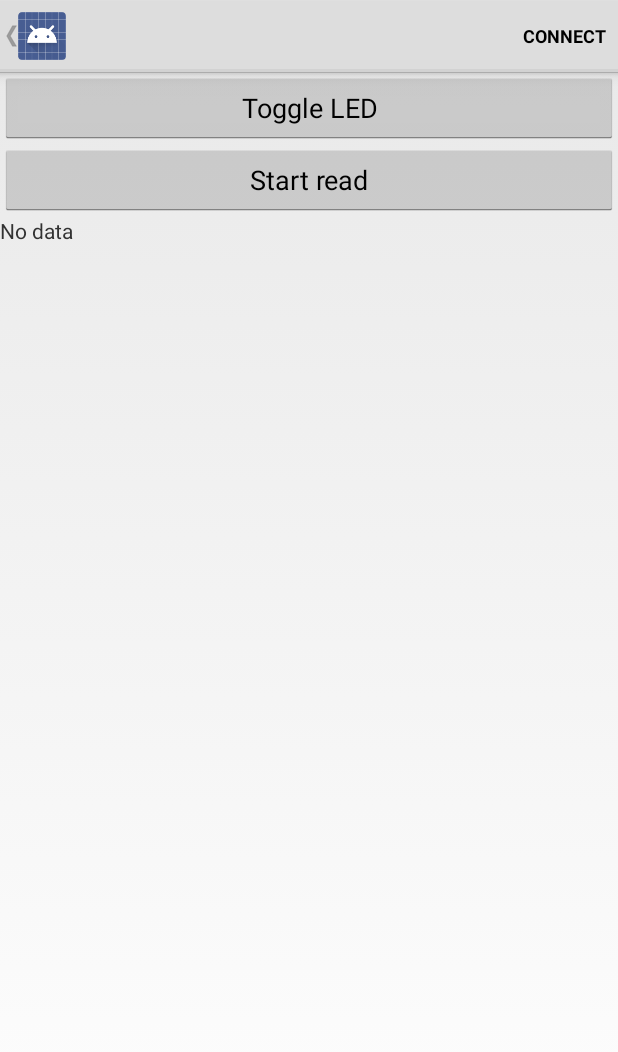
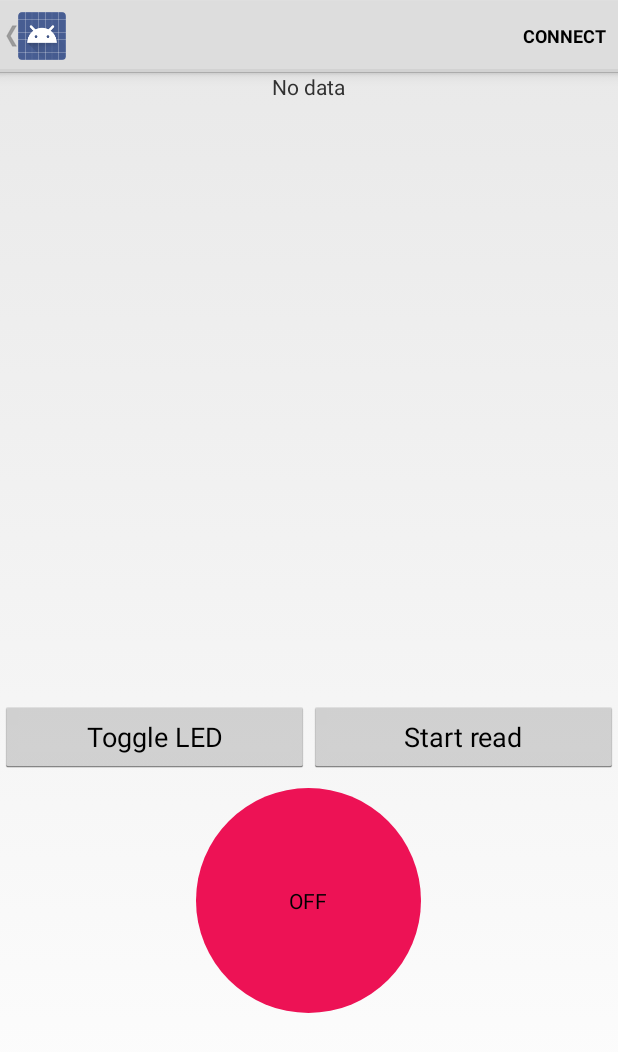
Before and after one commit to AntonioSurer/MineDetector-App, an Android app: the DeviceControlActivity screen opened directly, with no data from a screen before it, on a phone screen of 412 x 824 dp. Shown: the top 1052 px of the screen. Run offline under Robolectric (Android 15) with nearby library versions, the phone set to English and light mode, and no system bars; 3 statements that could not run were skipped.

Commit message:
jobbat med design

```diff
--- a/Application/src/main/java/com/example/android/bluetoothlegatt/DeviceControlActivity.java
+++ b/Application/src/main/java/com/example/android/bluetoothlegatt/DeviceControlActivity.java
@@ -32,9 +32,13 @@ import android.util.Log;
 import android.view.Menu;
 import android.view.MenuItem;
 import android.view.View;
+import android.widget.CompoundButton;
 import android.widget.ExpandableListView;
 import android.widget.SimpleExpandableListAdapter;
 import android.widget.TextView;
+import android.widget.Toast;
+import android.widget.ToggleButton;
+
 
 import java.util.ArrayList;
 import java.util.HashMap;
@@ -158,7 +162,6 @@ public class DeviceControlActivity extends Activity {
     public void onCreate(Bundle savedInstanceState) {
         super.onCreate(savedInstanceState);
         setContentView(R.layout.led_control);
-
         final Intent intent = getIntent();
         mDeviceName = intent.getStringExtra(EXTRAS_DEVICE_NAME);
         mDeviceAddress = intent.getStringExtra(EXTRAS_DEVICE_ADDRESS);
@@ -177,7 +180,6 @@ public class DeviceControlActivity extends Activity {
         getActionBar().setDisplayHomeAsUpEnabled(true);
         Intent gattServiceIntent = new Intent(this, BluetoothLeService.class);
         bindService(gattServiceIntent, mServiceConnection, BIND_AUTO_CREATE);
-
 
     }
 
--- /dev/null
+++ b/Application/src/main/res/drawable-hdpi/round_button.xml
@@ -0,0 +1,7 @@
+<?xml version="1.0" encoding="utf-8"?>
+<shape xmlns:android="http://schemas.android.com/apk/res/android"
+    android:shape="rectangle">
+    <solid android:color="#ED1255"/>
+    <corners android:radius="200dp"/>
+
+</shape>
--- a/Application/src/main/res/layout/led_control.xml
+++ b/Application/src/main/res/layout/led_control.xml
@@ -2,25 +2,49 @@
 <LinearLayout xmlns:android="http://schemas.android.com/apk/res/android"
     android:orientation="vertical"
     android:layout_width="match_parent"
-    android:layout_height="match_parent">
+    android:layout_height="match_parent"
+    android:gravity="center_horizontal">
 
-    <Button
-        android:layout_width="match_parent"
-        android:layout_height="wrap_content"
-        android:text="Toggle LED"
-        android:id="@+id/button2"
-        android:onClick="onClickWrite" />
-
-    <Button
-        android:layout_width="match_parent"
-        android:layout_height="wrap_content"
-        android:text="Start read"
-        android:id="@+id/button"
-        android:onClick="onClickRead" />
 
     <TextView
         android:layout_width="wrap_content"
         android:layout_height="wrap_content"
         android:text="@string/no_data"
         android:id="@+id/data_value" />
+
+    <LinearLayout
+        android:layout_width="match_parent"
+        android:layout_height="wrap_content"
+        android:orientation="horizontal"
+        android:layout_marginTop="400dp"
+        android:gravity="center_horizontal">>
+
+        <Button
+            android:id="@+id/button2"
+            android:layout_width="0dp"
+            android:layout_height="wrap_content"
+            android:layout_weight="50"
+            android:onClick="onClickWrite"
+            android:text="Toggle LED" />
+
+        <Button
+            android:id="@+id/button"
+            android:layout_width="0dp"
+            android:layout_height="wrap_content"
+            android:layout_weight="50"
+            android:onClick="onClickRead"
+            android:text="Start read" />
+    </LinearLayout>
+
+    <ToggleButton
+        android:id="@+id/button3"
+        android:layout_width="150dp"
+        android:layout_height="150dp"
+        android:layout_marginTop="10dp"
+        android:background="@drawable/round_button"
+
+
+        android:text="start-stop" />
+
+
 </LinearLayout>
```
Also changed, not shown: 942 other files.
